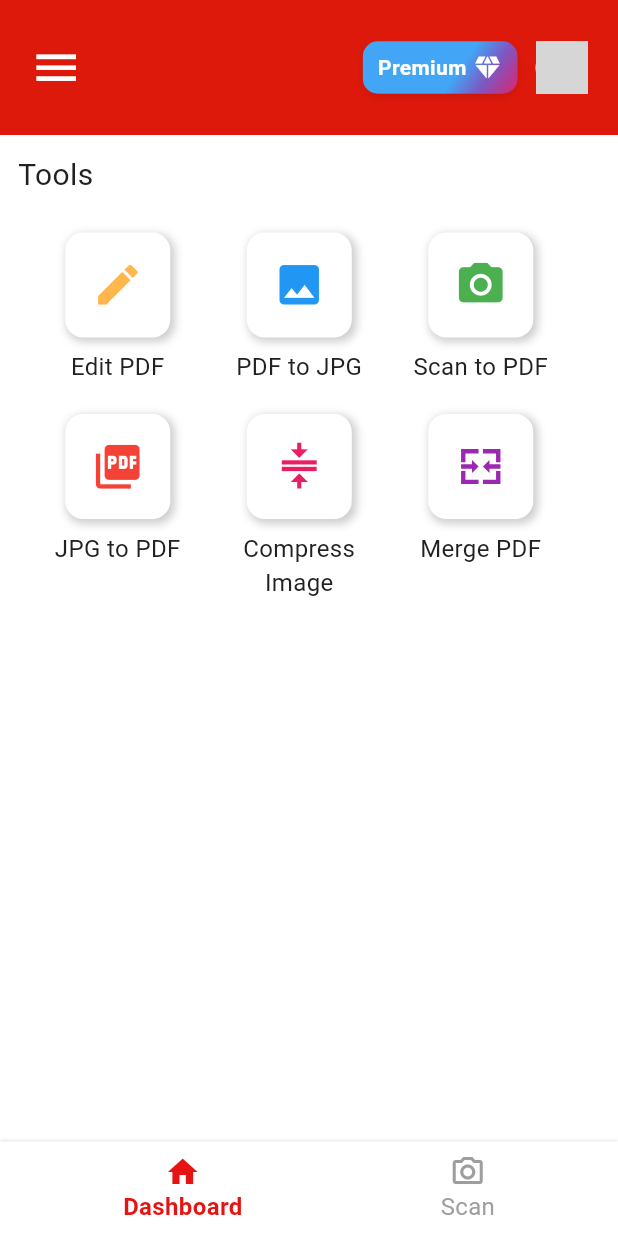
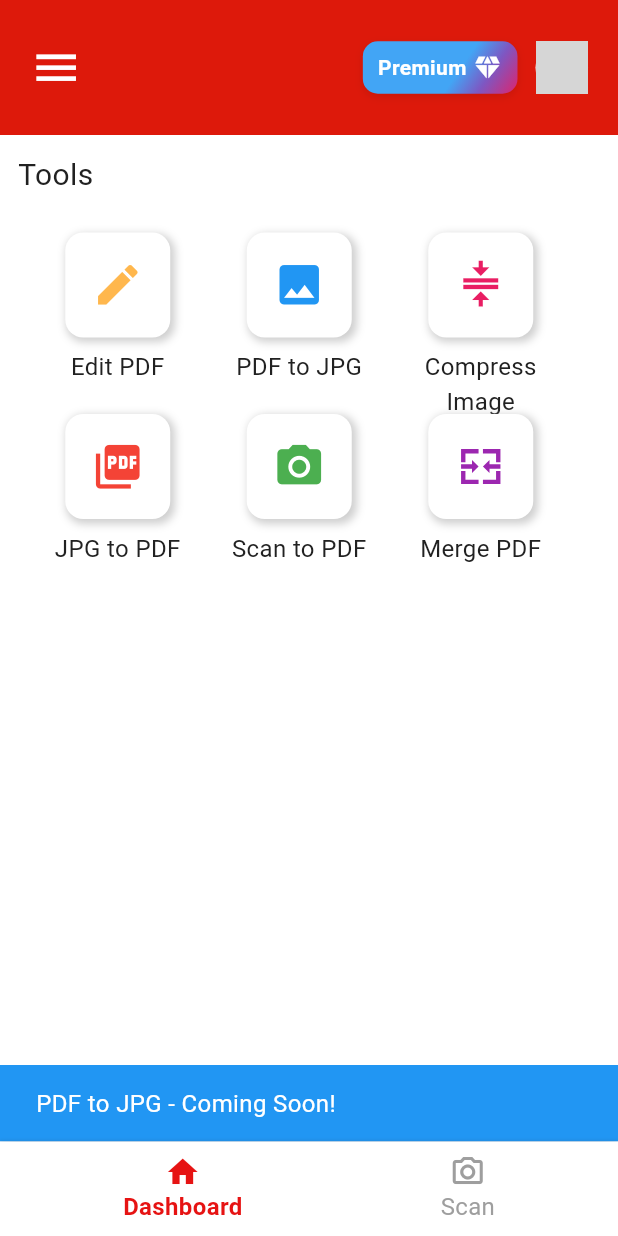
Before and after one commit to mkdm54/easyPDF-app, a Flutter app: the screen it shows after launch, after a tap on "PDF to JPG", on a phone screen of 412 x 824 dp. Run offline on Flutter 3.47's test engine with Material 3 defaults, Android fonts, the phone set to English and light mode, and no system bars; our stand-ins replace flutter_svg, video_player; grey boxes are pictures that could not be loaded.

Commit message:
FEAT : tambahkan daftar fungsi tombol tools pada dashboard

```diff
--- a/lib/widgets/dashboard_widget/button_tools_card.dart
+++ b/lib/widgets/dashboard_widget/button_tools_card.dart
@@ -1,5 +1,7 @@
 import 'package:flutter/material.dart';
 import 'package:easy_pdf/widgets/dashboard_widget/button_tools.dart';
+import 'package:easy_pdf/tools/jpg_to_pdf/jpg_to_pdf_tool.dart';
+// import 'package:easy_pdf/tools/edit_pdf/edit_pdf_tool.dart';
 import 'package:flutter_svg/flutter_svg.dart';
 
 class ButtonToolsCard extends StatefulWidget {
@@ -10,26 +12,63 @@
 }
 
 class _ButtonToolsCardState extends State<ButtonToolsCard> {
-  final List<Map<String, dynamic>> listButtonTools = [
+  void _navigateToJpgToPdfPage() {
+    Navigator.push(
+      context,
+      MaterialPageRoute(builder: (context) => const JpgToPdfTool()),
+    );
+  }
+
+  // void _navigateToEditPdfPage() {
+  //   Navigator.push(
+  //     context,
+  //     MaterialPageRoute(builder: (context) => const EditPdfTool()),
+  //   );
+  // }
+
+  // Fungsi placeholder untuk tools lainnya
+  void _showComingSoon(String toolName) {
+    ScaffoldMessenger.of(context).showSnackBar(
+      SnackBar(
+        content: Text('$toolName - Coming Soon!'),
+        backgroundColor: Colors.blue,
+        duration: Duration(seconds: 2),
+      ),
+    );
+  }
+
+  late final List<Map<String, dynamic>> listButtonTools;
+
+  @override
+  void initState() {
+    super.initState();
+
+    listButtonTools = [
       {
         'icon': Icon(Icons.edit, color: Colors.orange[300], size: 35),
         'label': 'Edit PDF',
+        // 'onPressed': () => _navigateToEditPdfPage(),
+        'onPressed': () => _showComingSoon('edit PDF'),
       },
       {
         'icon': Icon(Icons.picture_as_pdf, color: Colors.red, size: 35),
         'label': 'JPG to PDF',
+        'onPressed': () => _navigateToJpgToPdfPage(),
       },
       {
         'icon': Icon(Icons.image, color: Colors.blue, size: 35),
         'label': 'PDF to JPG',
+        'onPressed': () => _showComingSoon('PDF to JPG'),
+      },
+      {
+        'icon': Icon(Icons.camera_alt, color: Colors.green, size: 35),
+        'label': 'Scan to PDF',
+        'onPressed': () => _showComingSoon('Scan to PDF'),
       },
       {
         'icon': Icon(Icons.compress, color: Colors.pink, size: 35),
         'label': 'Compress Image',
-    },
-    {
-      'icon': Icon(Icons.camera_alt, color: Colors.green, size: 35),
-      'label': 'Scan to PDF',
+        'onPressed': () => _showComingSoon('Compress Image'),
       },
       {
         'icon': SvgPicture.asset(
@@ -39,8 +78,10 @@
           colorFilter: const ColorFilter.mode(Colors.purple, BlendMode.srcIn),
         ),
         'label': 'Merge PDF',
+        'onPressed': () => _showComingSoon('Merge PDF'),
       },
     ];
+  }
 
   @override
   Widget build(BuildContext context) {
@@ -67,7 +108,7 @@
                   return ButtonTools(
                     icon: item['icon'],
                     label: item['label'],
-                    onpressed: () {},
+                    onpressed: item['onPressed'],
                   );
                 }).toList(),
           ),
```
Lines whose indentation alone changed are shown as unchanged.
